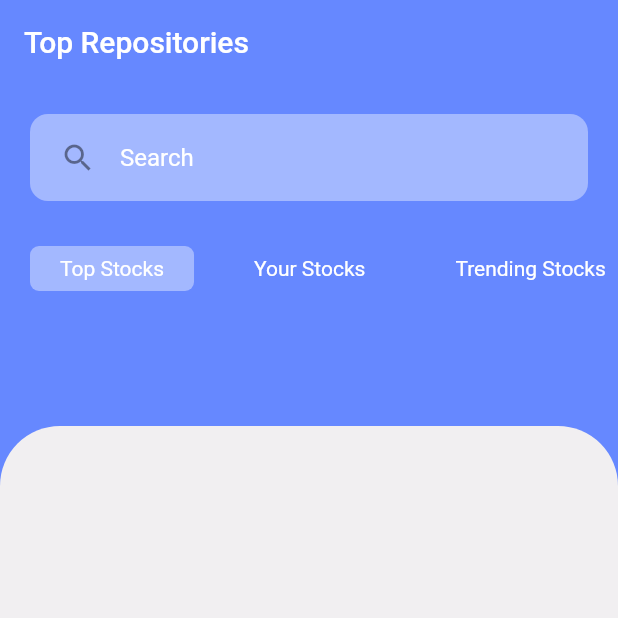
After one commit to RivaanRanawat/github-stonks, a Flutter app: the StocksScreen screen opened directly, on a phone screen of 412 x 824 dp, the top half of it. The commit adds this screen. Run offline on Flutter 3.47's test engine with Material 2 defaults, Android fonts, the light colour scheme and no system bars; our stand-ins replace flutter_screenutil, shared_preferences; accounts and stored records are empty; network calls fail.

Commit message:
showing github repositories on main screen

```diff
--- /dev/null
+++ b/lib/models/product.dart
@@ -0,0 +1,37 @@
+import 'dart:convert';
+
+Product productFromJson(String str) => Product.fromJson(json.decode(str));
+
+String productToJson(Product data) => json.encode(data.toJson());
+
+class Product {
+    Product({
+        required this.stockPrice,
+        required this.stars,
+        required this.id,
+        required this.name,
+        required this.image,
+    });
+
+    int stockPrice;
+    int stars;
+    String id;
+    String name;
+    String image;
+
+    factory Product.fromJson(Map<String, dynamic> json) => Product(
+        stockPrice: json["stockPrice"],
+        stars: json["stars"],
+        id: json["_id"],
+        name: json["name"],
+        image: json["image"],
+    );
+
+    Map<String, dynamic> toJson() => {
+        "stockPrice": stockPrice,
+        "stars": stars,
+        "_id": id,
+        "name": name,
+        "image": image,
+    };
+}
--- /dev/null
+++ b/lib/providers/ProductsProvider.dart
@@ -0,0 +1,21 @@
+import 'package:flutter/material.dart';
+import 'package:github_stonks/models/product.dart';
+
+class ProductsProvider extends ChangeNotifier {
+  Product product = new Product(id: '', image: '', name: '', stars: 0, stockPrice: 0,);
+  List<Product> productsList = [];
+
+  void setProductData(Product newProduct) {
+    product = newProduct;
+    productsList.add(product);
+    notifyListeners();
+  }
+
+  Product getProductData(int index) {
+    return productsList[index];
+  }
+
+  List<Product> getProductslist() {
+    return productsList;
+  }
+}
--- a/lib/screens/login_screen.dart
+++ b/lib/screens/login_screen.dart
@@ -1,8 +1,8 @@
 import 'package:flutter/material.dart';
 import 'package:github_stonks/models/User.dart';
 import 'package:github_stonks/providers/UserProvider.dart';
-import 'package:github_stonks/screens/home_screen.dart';
 import 'package:github_stonks/screens/signup_screen.dart';
+import 'package:github_stonks/screens/stocks_screen.dart';
 import 'package:github_stonks/universal_variables.dart';
 import 'package:github_stonks/widgets/text_field.dart';
 import 'package:flutter_screenutil/flutter_screenutil.dart';
@@ -45,7 +45,7 @@ class LoginScreen extends StatelessWidget {
               .then((bool isSuccess) {
             if (isSuccess) {
               Navigator.of(context).pushReplacement(
-                  MaterialPageRoute(builder: (context) => HomeScreen()));
+                  MaterialPageRoute(builder: (context) => StocksScreen()));
             }
           });
           break;
--- a/lib/screens/signup_screen.dart
+++ b/lib/screens/signup_screen.dart
@@ -1,15 +1,10 @@
 import 'package:flutter/material.dart';
-import 'package:github_stonks/models/User.dart';
-import 'package:github_stonks/providers/UserProvider.dart';
-import 'package:github_stonks/screens/home_screen.dart';
 import 'package:github_stonks/screens/login_screen.dart';
 import 'package:github_stonks/universal_variables.dart';
 import 'package:github_stonks/widgets/text_field.dart';
 import 'package:flutter_screenutil/flutter_screenutil.dart';
 import 'package:http/http.dart' as http;
 import 'dart:convert' as convert;
-
-import 'package:provider/provider.dart';
 
 class SignupScreen extends StatelessWidget {
   final TextEditingController fullNameController = TextEditingController();
--- /dev/null
+++ b/lib/screens/stocks_screen.dart
@@ -0,0 +1,144 @@
+import 'package:flutter/material.dart';
+import 'package:github_stonks/models/product.dart';
+import 'package:github_stonks/providers/ProductsProvider.dart';
+import 'package:github_stonks/providers/UserProvider.dart';
+import 'package:github_stonks/universal_variables.dart';
+import 'package:github_stonks/widgets/category_list.dart';
+import 'package:github_stonks/widgets/stocks_card.dart';
+import 'dart:convert' as convert;
+import 'package:http/http.dart' as http;
+import 'package:provider/provider.dart';
+
+class StocksScreen extends StatefulWidget {
+  @override
+  _StocksScreenState createState() => _StocksScreenState();
+}
+
+class _StocksScreenState extends State<StocksScreen> {
+  @override
+  void initState() {
+    getProductsData();
+    super.initState();
+  }
+
+  getProductsData() async {
+    try {
+      var uri = Uri.parse("http://localhost:3001/api/stock-data/all");
+      var res = await http.get(
+        uri,
+        headers: <String, String>{
+          'Content-Type': 'application/json; charset=UTF-8',
+          'x-auth-token': Provider.of<UserProvider>(context, listen: false)
+              .getUserData()
+              .token,
+        },
+      );
+      var response = convert.jsonDecode(res.body);
+      switch (res.statusCode) {
+        case 200:
+          response.forEach((element) {
+            Product newProd = new Product(
+                stockPrice: element["stockPrice"],
+                stars: element["stars"],
+                id: element["_id"],
+                name: element["name"],
+                image: element["image"]);
+            Provider.of<ProductsProvider>(context, listen: false)
+                .setProductData(newProd);
+          });
+          break;
+        case 400:
+          ScaffoldMessenger.of(context).showSnackBar(SnackBar(
+            content: Text(response["msg"]),
+          ));
+          break;
+        case 500:
+          ScaffoldMessenger.of(context).showSnackBar(SnackBar(
+            content: Text(response["error"]),
+          ));
+          break;
+      }
+    } catch (err) {
+      print(err);
+    }
+  }
+
+  @override
+  Widget build(BuildContext context) {
+    final productsList = Provider.of<ProductsProvider>(context);
+
+    return Scaffold(
+      appBar: AppBar(
+        elevation: 0,
+        backgroundColor: purpleColor,
+        centerTitle: false,
+        title: Text('Top Repositories'),
+      ),
+      backgroundColor: purpleColor,
+      body: SafeArea(
+        bottom: false,
+        child: Column(
+          children: <Widget>[
+            Container(
+              margin: EdgeInsets.all(kDefaultPadding),
+              padding: EdgeInsets.symmetric(
+                horizontal: kDefaultPadding,
+                vertical: kDefaultPadding / 4,
+              ),
+              decoration: BoxDecoration(
+                color: Colors.white.withOpacity(0.4),
+                borderRadius: BorderRadius.circular(12),
+              ),
+              child: TextField(
+                onChanged: (value) {},
+                style: TextStyle(color: Colors.white),
+                decoration: InputDecoration(
+                  enabledBorder: InputBorder.none,
+                  focusedBorder: InputBorder.none,
+                  icon: Icon(Icons.search),
+                  hintText: 'Search',
+                  hintStyle: TextStyle(color: Colors.white),
+                ),
+              ),
+            ),
+            CategoryList(),
+            SizedBox(height: kDefaultPadding / 2),
+            Expanded(
+              child: Stack(
+                children: <Widget>[
+                  Container(
+                    margin: EdgeInsets.only(top: 70),
+                    decoration: BoxDecoration(
+                      color: kBackgroundColor,
+                      borderRadius: BorderRadius.only(
+                        topLeft: Radius.circular(40),
+                        topRight: Radius.circular(40),
+                      ),
+                    ),
+                  ),
+                  ListView.builder(
+                    itemCount: productsList.getProductslist().length,
+                    itemBuilder: (context, index) => StocksCard(
+                      itemIndex: index,
+                      product: productsList.getProductData(index),
+                      press: () {
+                        // Navigator.push(
+                        //   context,
+                        //   MaterialPageRoute(
+                        //     builder: (context) => DetailsScreen(
+                        //       product: products[index],
+                        //     ),
+                        //   ),
+                        // );
+                      },
+                    ),
+                  )
+                ],
+              ),
+            ),
+          ],
+        ),
+      ),
+    );
+  }
+}
--- /dev/null
+++ b/lib/widgets/category_list.dart
@@ -0,0 +1,50 @@
+import 'package:flutter/material.dart';
+import 'package:github_stonks/universal_variables.dart';
+
+
+class CategoryList extends StatefulWidget {
+  @override
+  _CategoryListState createState() => _CategoryListState();
+}
+
+class _CategoryListState extends State<CategoryList> {
+
+  int selectedIndex = 0;
+  List categories = ['Top Stocks', 'Your Stocks', 'Trending Stocks'];
+  @override
+  Widget build(BuildContext context) {
+    return Container(
+      margin: EdgeInsets.symmetric(vertical: kDefaultPadding / 2),
+      height: 30,
+      child: ListView.builder(
+        scrollDirection: Axis.horizontal,
+        itemCount: categories.length,
+        itemBuilder: (context, index) => GestureDetector(
+          onTap: () {
+            setState(() {
+              selectedIndex = index;
+            });
+          },
+          child: Container(
+            alignment: Alignment.center,
+            margin: EdgeInsets.only(
+              left: kDefaultPadding,
+              right: index == categories.length - 1 ? kDefaultPadding : 0,
+            ),
+            padding: EdgeInsets.symmetric(horizontal: kDefaultPadding),
+            decoration: BoxDecoration(
+              color: index == selectedIndex
+                  ? Colors.white.withOpacity(0.4)
+                  : Colors.transparent,
+              borderRadius: BorderRadius.circular(6),
+            ),
+            child: Text(
+              categories[index],
+              style: TextStyle(color: Colors.white),
+            ),
+          ),
+        ),
+      ),
+    );
+  }
+}
```
Also changed, not shown: lib/main.dart (+7 -5 lines), lib/screens/home_screen.dart (deleted, +0 -17 lines), lib/universal_variables.dart (+16 -1 lines), lib/widgets/stocks_card.dart (added, +109 -0 lines), 3 other files.
